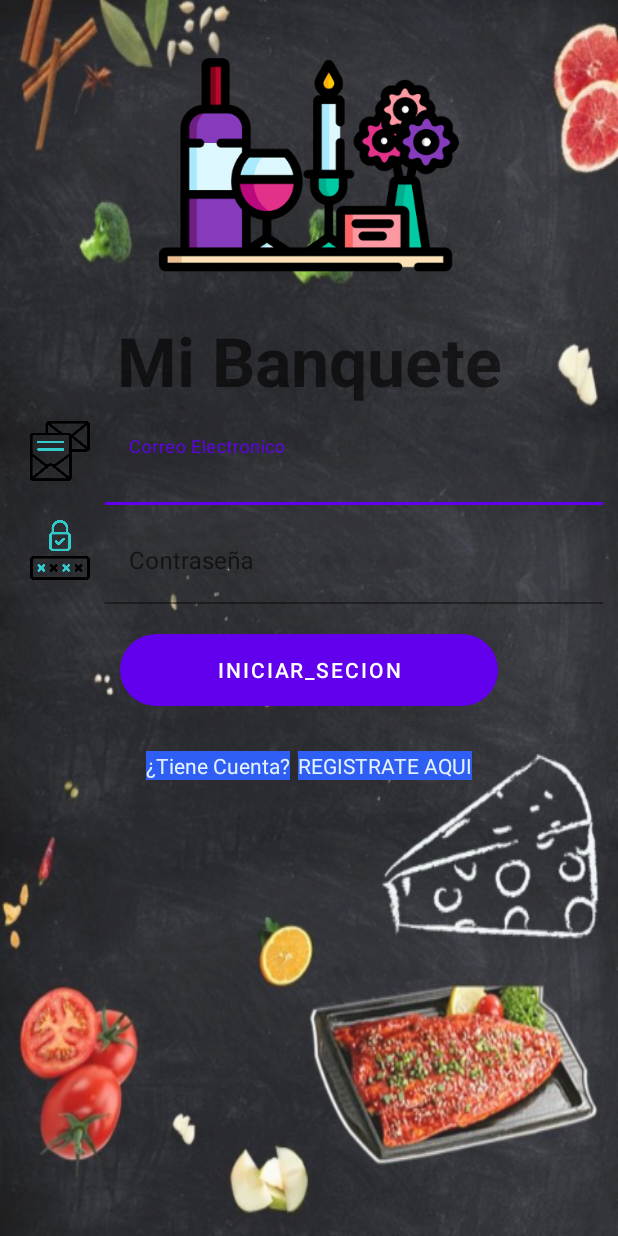
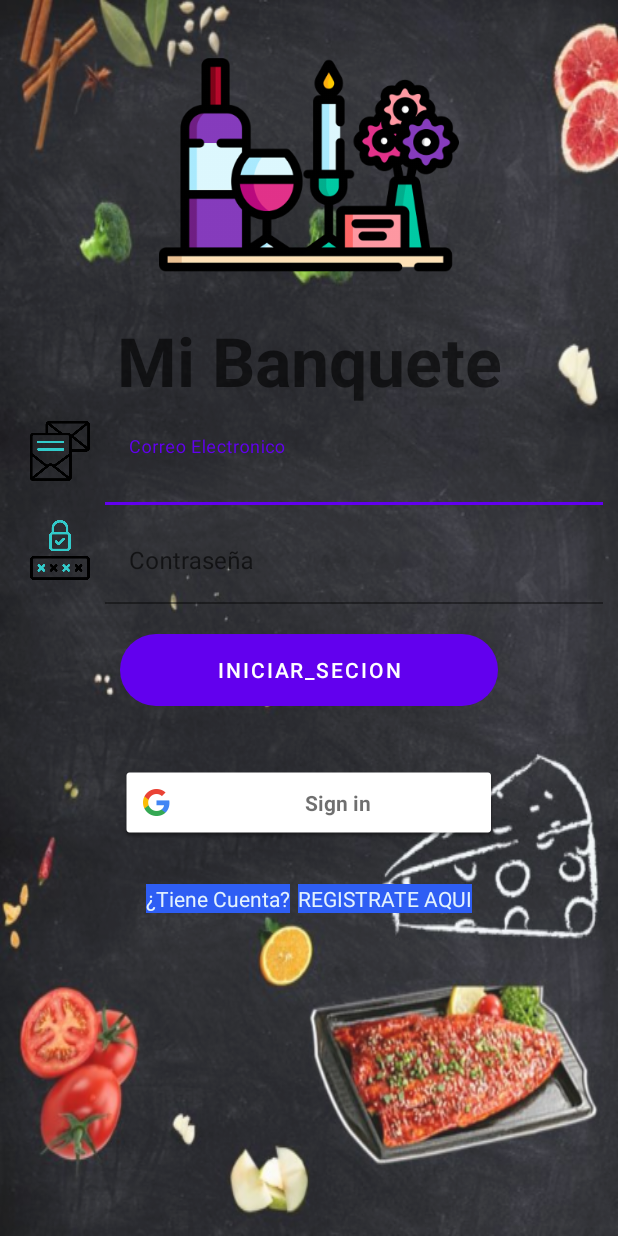
Before and after one commit to kyreru/kyreru_nibanquete, an Android app: the screen it shows after launch (MainActivity), on a phone screen of 412 x 824 dp. Run offline under Robolectric (Android 15) with nearby library versions, the phone set to English and light mode, and no system bars; our stand-ins replace Firebase (no records; nobody signed in at launch, a user with empty details on screens opened directly).

Commit message:
version 3 nov12

```diff
--- a/app/src/main/java/com/example/myapplication/MainActivity.java
+++ b/app/src/main/java/com/example/myapplication/MainActivity.java
@@ -11,11 +11,16 @@ import android.widget.Button;
 import android.widget.TextView;
 import android.widget.Toast;
 
+import com.google.android.gms.auth.api.signin.GoogleSignIn;
+import com.google.android.gms.auth.api.signin.GoogleSignInClient;
+import com.google.android.gms.auth.api.signin.GoogleSignInOptions;
 import com.google.android.gms.tasks.OnCompleteListener;
 import com.google.android.gms.tasks.Task;
 import com.google.android.material.textfield.TextInputEditText;
+import com.google.firebase.auth.AuthCredential;
 import com.google.firebase.auth.AuthResult;
 import com.google.firebase.auth.FirebaseAuth;
+import com.google.firebase.auth.GoogleAuthProvider;
 
 public class MainActivity extends AppCompatActivity {
 
@@ -24,6 +29,8 @@ public class MainActivity extends AppCompatActivity {
     TextInputEditText oTextInputEditTextPassword;
     Button oButtonLogin;
     FirebaseAuth oAuth;
+    private GoogleSignInClient mGoogleSignInClient;
+    private final int REQUEST_CODE_GOOGLE=1;
 
     @Override
     protected void onCreate(Bundle savedInstanceState) {
@@ -35,6 +42,12 @@ public class MainActivity extends AppCompatActivity {
         oTextInputEditTextPassword=findViewById(R.id.textInputEditTextPassword);
         oButtonLogin=findViewById(R.id.btnlogin);
         oAuth=FirebaseAuth.getInstance();
+
+        GoogleSignInOptions gso = new GoogleSignInOptions.Builder(GoogleSignInOptions.DEFAULT_SIGN_IN)
+                .requestIdToken(getString(R.string.default_web_client_id))
+                .requestEmail()
+                .build();
+        mGoogleSignInClient = GoogleSignIn.getClient(this, gso);
 
         oButtonLogin.setOnClickListener(new View.OnClickListener() {
             @Override
@@ -53,6 +66,31 @@ public class MainActivity extends AppCompatActivity {
         });
 
     }
+    private void singInGoogle(){
+        Intent signIntent =mGoogleSignInClient.getSignInIntent();
+        startActivityForResult(signIntent, REQUEST_CODE_GOOGLE);
+    }
+    private void firebaseAuthWhitGoogle(String idToken){
+        AuthCredential credential = GoogleAuthProvider.getCredential(idToken, null);
+        oAuth.signInWithCredential(credential)
+                .addOnCompleteListener(this, new OnCompleteListener<AuthResult>() {
+                    @Override
+                    public void onComplete(@NonNull Task<AuthResult> task) {
+                        if (task.isSuccessful()){
+                            String id=oAuth.getCurrentUser().getUid();
+                            checkUserExist(id);
+                        }else{
+                            Log.w("ERROR", "signInWithCredential:faulure", task.getException());
+                        }
+
+                    }
+                });
+    }
+
+    private void checkUserExist(String id) {
+
+    }
+
     private void login() {
         String email = oTextInputEditTextEmail.getText().toString();
         String password = oTextInputEditTextPassword.getText().toString();
--- a/app/src/main/res/layout/activity_main.xml
+++ b/app/src/main/res/layout/activity_main.xml
@@ -113,6 +113,19 @@
             android:background="@drawable/rounded_button"
             android:text="@string/iniciar_secion" />
 
+        <com.google.android.gms.common.SignInButton
+            android:layout_width="match_parent"
+            android:layout_height="wrap_content"
+            android:layout_marginLeft="80dp"
+            android:layout_marginTop="20dp"
+            android:layout_marginRight="80dp"
+            android:layout_marginBottom="20dp"
+            android:id="@+id/btnloginSignInGoogle"
+
+
+            >
+        </com.google.android.gms.common.SignInButton>
+
         <LinearLayout
             android:layout_width="match_parent"
             android:layout_height="wrap_content"
```
